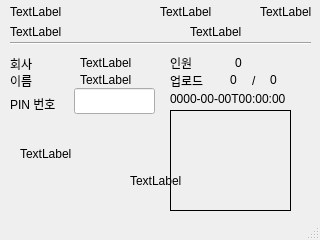
This is qt/acu/mainwindow.ui in mike-kang/Project_fb as Qt 5 draws it before an edit. The edited form follows.
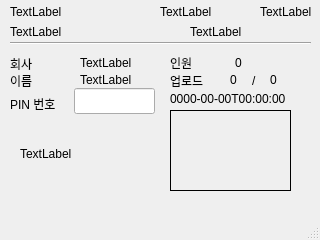
This is the edited form. Icons and pictures are not drawn.

Diff of the .ui file:
```diff
--- a/qt/acu/mainwindow.ui
+++ b/qt/acu/mainwindow.ui
@@ -269,7 +269,7 @@
       <x>170</x>
       <y>110</y>
       <width>121</width>
-      <height>101</height>
+      <height>81</height>
      </rect>
     </property>
     <property name="frameShape">
@@ -379,14 +379,14 @@
    <widget class="QLabel" name="labelVIMG">
     <property name="geometry">
      <rect>
-      <x>130</x>
-      <y>160</y>
-      <width>151</width>
-      <height>41</height>
+      <x>170</x>
+      <y>130</y>
+      <width>61</width>
+      <height>61</height>
      </rect>
     </property>
     <property name="text">
-     <string>TextLabel</string>
+     <string/>
     </property>
    </widget>
   </widget>
```
